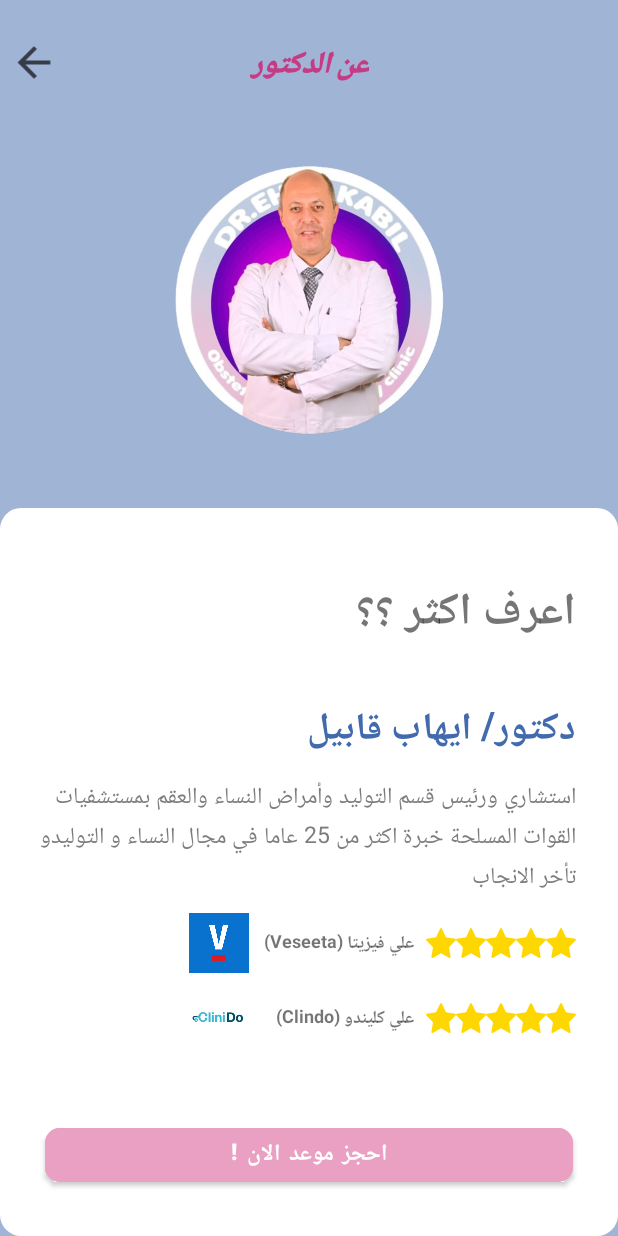
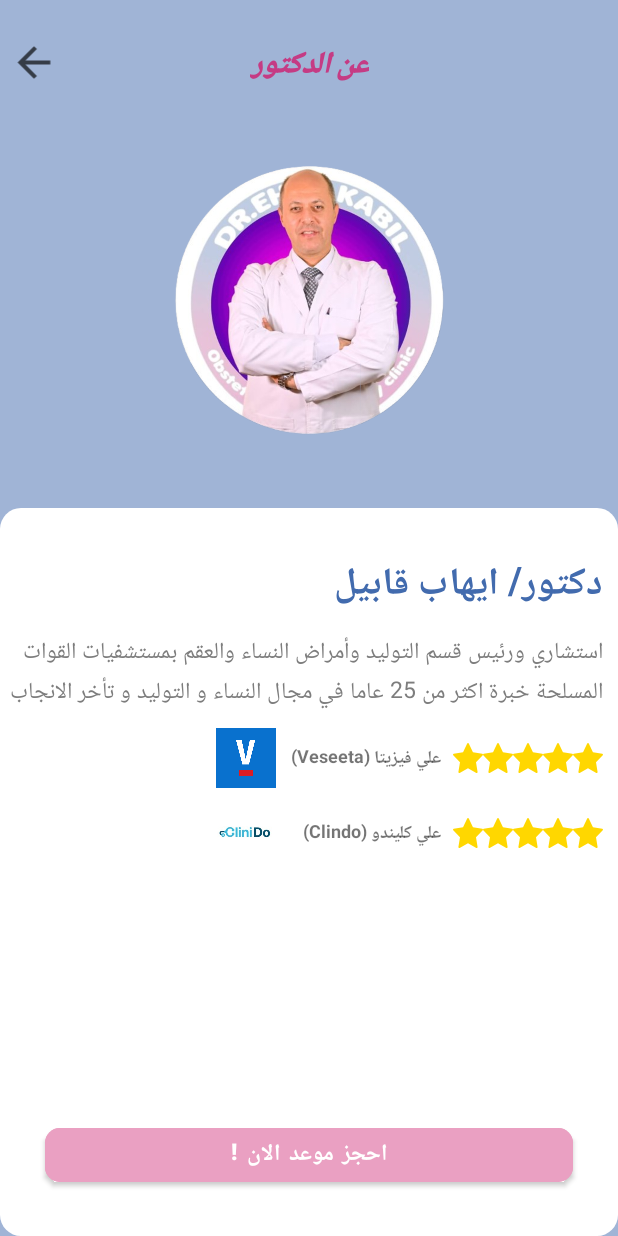
Before and after one commit to samaAhmedKabil/Clinic, an Android app: the layout fragment_b_about_doctor.xml on its own in the app's theme, with its tools: preview values and no code run, on a phone screen of 412 x 824 dp. Run offline under Robolectric (Android 15) with nearby library versions, the light colour scheme and no system bars.

Commit message:
last update

```diff
--- a/app/src/main/java/com/example/clinic/ui/dialogs/RatingDialog.kt
+++ b/app/src/main/java/com/example/clinic/ui/dialogs/RatingDialog.kt
@@ -61,7 +61,7 @@
     }
 
     private fun setupStars() {
-        val stars = listOf(binding.star1, binding.star2, binding.star3, binding.star4, binding.star5)
+        val stars = listOf(binding.star5, binding.star4, binding.star3, binding.star2, binding.star1)
         stars.forEachIndexed { index, star ->
             star.setOnClickListener {
                 selectedStars = index + 1
--- a/app/src/main/java/com/example/clinic/ui/doctor/manageBookings/ManageBookingsFragment.kt
+++ b/app/src/main/java/com/example/clinic/ui/doctor/manageBookings/ManageBookingsFragment.kt
@@ -35,7 +35,9 @@
 
     private val morningSlotsData = listOf(
         "11:00 AM", "11:06 AM", "11:12 AM", "11:18 AM", "11:24 AM", "11:30 AM",
-        "11:36 AM", "11:42 AM", "11:48 AM", "11:54 AM", "12:00 PM", "12:06 PM"
+        "11:36 AM", "11:42 AM", "11:48 AM", "11:54 AM", "12:00 PM", "12:06 PM",
+        "12:12 PM", "12:18 PM", "12:24 PM", "12:30 PM", "12:36 PM", "12:42 PM",
+        "12:48 PM", "12:54 PM"
     )
 
     private val eveningSlotsData = listOf(
--- a/app/src/main/java/com/example/clinic/ui/patient/booking/SlotSelectionFragment.kt
+++ b/app/src/main/java/com/example/clinic/ui/patient/booking/SlotSelectionFragment.kt
@@ -32,7 +32,9 @@
 
     private val morningSlotsData = listOf(
         "11:00 AM", "11:06 AM", "11:12 AM", "11:18 AM", "11:24 AM", "11:30 AM",
-        "11:36 AM", "11:42 AM", "11:48 AM", "11:54 AM", "12:00 PM", "12:06 PM"
+        "11:36 AM", "11:42 AM", "11:48 AM", "11:54 AM", "12:00 PM", "12:06 PM",
+        "12:12 PM", "12:18 PM", "12:24 PM", "12:30 PM", "12:36 PM", "12:42 PM",
+        "12:48 PM", "12:54 PM"
     )
 
     private val eveningSlotsData = listOf(
--- a/app/src/main/java/com/example/clinic/ui/settings/feedbacks/FeedbacksViewModel.kt
+++ b/app/src/main/java/com/example/clinic/ui/settings/feedbacks/FeedbacksViewModel.kt
@@ -26,6 +26,10 @@
         repo.deleteFeedback(itemId, feedbackId, onComplete)
     }
 
+    fun hasUserFeedback(itemId: String, userId: String, onResult: (Boolean) -> Unit) {
+        repo.hasUserFeedback(itemId, userId, onResult)
+    }
+
     // Factory for ViewModel with a constructor parameter (isDoctor)
     class FeedbackViewModelFactory(private val repo: FeedbackRepo) :
         ViewModelProvider.Factory {
--- a/app/src/main/res/layout/fragment_b_about_doctor.xml
+++ b/app/src/main/res/layout/fragment_b_about_doctor.xml
@@ -56,9 +56,9 @@
         android:id="@+id/name"
         android:layout_width="wrap_content"
         android:layout_height="wrap_content"
-        app:layout_constraintEnd_toEndOf="@id/contact_title"
-        app:layout_constraintTop_toBottomOf="@id/contact_title"
-        android:layout_marginStart="10dp"
+        app:layout_constraintEnd_toEndOf="@id/info_container"
+        app:layout_constraintTop_toTopOf="@id/info_container"
+        android:layout_marginEnd="10dp"
         android:layout_marginTop="30dp"
         android:text="@string/dr_ehab_kabil"
         android:textStyle="bold"
@@ -224,19 +224,6 @@
         app:layout_constraintEnd_toStartOf="@id/clindo"
         android:layout_marginEnd="15dp"/>
 
-    <TextView
-        android:id="@+id/contact_title"
-        android:layout_width="wrap_content"
-        android:layout_height="wrap_content"
-        app:layout_constraintEnd_toEndOf="@id/info_container"
-        android:layout_marginStart="10dp"
-        app:layout_constraintTop_toTopOf="@id/info_container"
-        android:layout_marginEnd="28dp"
-        android:layout_marginTop="45dp"
-        android:textStyle="bold"
-        android:textSize="30sp"
-        android:text="اعرف اكثر ؟؟"/>
-
     <com.google.android.material.button.MaterialButton
         android:id="@+id/book"
         android:layout_width="match_parent"
--- a/app/src/main/res/layout/fragment_doctor_home_2.xml
+++ b/app/src/main/res/layout/fragment_doctor_home_2.xml
@@ -19,7 +19,7 @@
         app:layout_constraintTop_toTopOf="@id/welcome"
         android:src="@drawable/menu_bar"
         android:background="#80C8BFE7"
-        android:layout_marginStart="10dp"
+        android:layout_marginStart="15dp"
         android:layout_marginTop="15dp"/>
 
     <ImageView
```
Also changed, not shown: app/src/main/java/com/example/clinic/repos/FeedbackRepo.kt (+13 -0 lines), app/src/main/java/com/example/clinic/ui/settings/feedbacks/FeedbacksFragment.kt (+10 -1 lines), app/src/main/res/layout/fragment_b_doctor_services.xml (+6 -6 lines), app/src/main/res/layout/fragment_patient_baby_kicks.xml (+13 -3 lines), app/src/main/res/values/strings.xml (+5 -5 lines).
